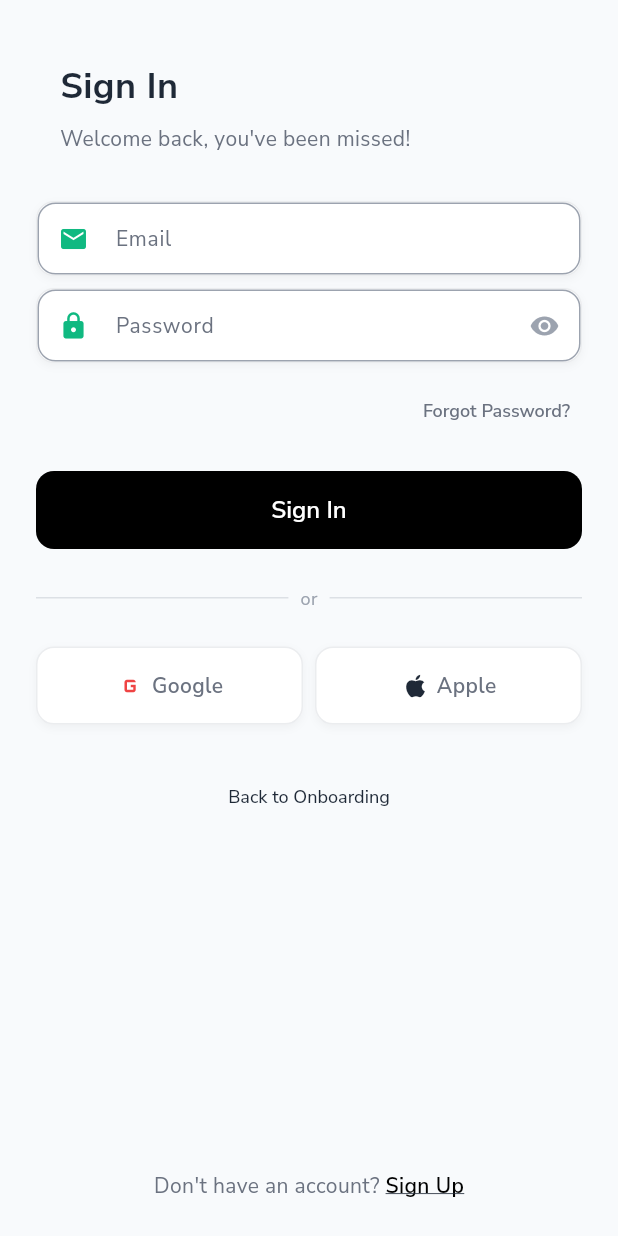
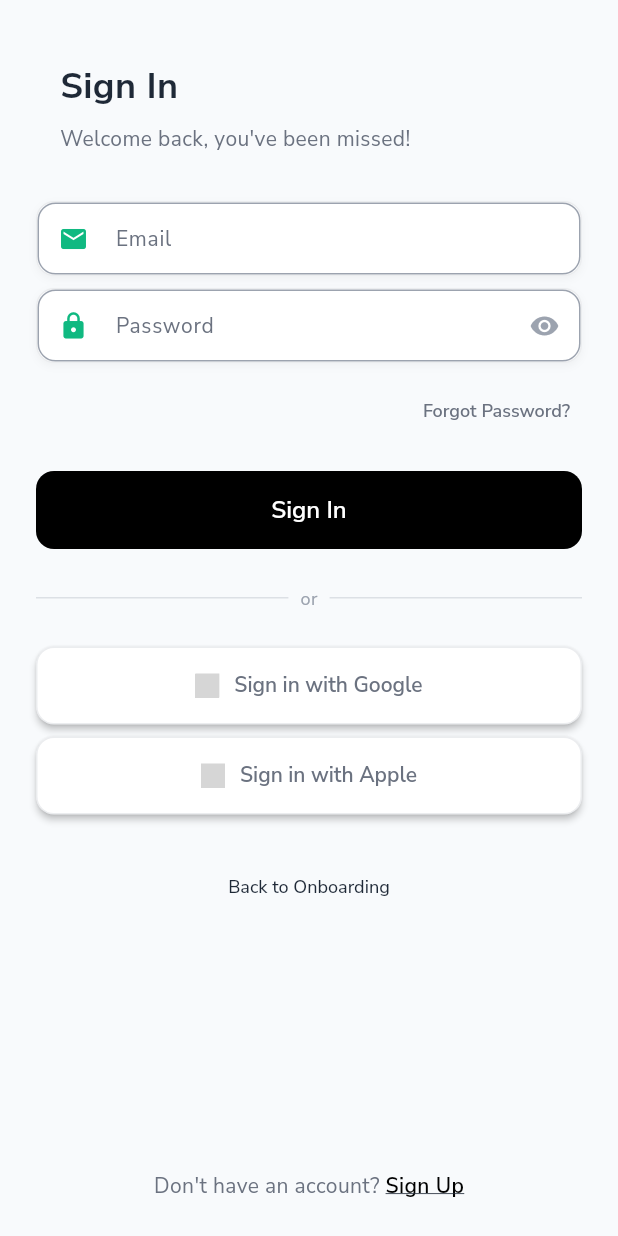
Before and after one commit to mahmoudal99/moctarnutrition, a Flutter app: the AuthScreen screen opened by its route, on a phone screen of 412 x 824 dp. Run offline on Flutter 3.47's test engine with Material 3 defaults, Android fonts, the phone set to English and light mode, and no system bars; our stand-ins replace auth_buttons, cached_network_image, cloud_firestore, confetti, firebase_auth, firebase_core and 17 more; missing offline and left inert: flutter_floating_bottom_bar, flutter_stripe, mobile_scanner, openfoodfacts; accounts and stored records are empty; project files that could hold a hidden picture were left out; grey boxes are pictures that could not be loaded.

Commit message:
Update auth buttons

```diff
--- a/lib/features/auth/presentation/screens/auth_screen.dart
+++ b/lib/features/auth/presentation/screens/auth_screen.dart
@@ -3,6 +3,7 @@ import 'package:flutter/material.dart';
 import 'package:go_router/go_router.dart';
 import 'package:provider/provider.dart';
 import 'package:logger/logger.dart';
+import 'package:auth_buttons/auth_buttons.dart';
 import '../../../../core/constants/app_constants.dart';
 import '../../../../shared/widgets/custom_button.dart';
 import '../../../../shared/providers/auth_provider.dart';
@@ -401,67 +402,48 @@ class _AuthScreenState extends State<AuthScreen> {
           ],
         ),
         const SizedBox(height: AppConstants.spacingL),
-        Row(
+        Column(
           children: [
-            Expanded(
-              child: _buildSocialButton(
-                'Google',
-                Icons.g_mobiledata,
-                AppConstants.errorColor,
-                () => _handleGoogleSignIn(),
+            GoogleAuthButton(
+              onPressed: _handleGoogleSignIn,
+              style: AuthButtonStyle(
+                width: double.infinity,
+                height: 52,
+                borderRadius: AppConstants.radiusM,
+                buttonType: AuthButtonType.secondary,
+                textStyle: AppTextStyles.bodySmall.copyWith(
+                  fontWeight: FontWeight.w600,
+                ),
+                buttonColor: AppConstants.surfaceColor,
+                borderColor: AppConstants.textTertiary.withOpacity(0.2),
+                borderWidth: 1.0,
+                iconSize: 20,
+                elevation: 2.0,
+                shadowColor: AppConstants.textTertiary.withOpacity(0.1),
               ),
             ),
-            const SizedBox(width: AppConstants.spacingS),
-            Expanded(
-              child: _buildSocialButton(
-                'Apple',
-                Icons.apple,
-                AppConstants.textPrimary,
-                () => _handleAppleSignIn(),
+            const SizedBox(height: AppConstants.spacingS),
+            AppleAuthButton(
+              onPressed: _handleAppleSignIn,
+              style: AuthButtonStyle(
+                width: double.infinity,
+                height: 52,
+                borderRadius: AppConstants.radiusM,
+                buttonType: AuthButtonType.secondary,
+                iconSize: 20,
+                textStyle: AppTextStyles.bodySmall.copyWith(
+                  fontWeight: FontWeight.w600,
+                ),
+                buttonColor: AppConstants.surfaceColor,
+                borderColor: AppConstants.textTertiary.withOpacity(0.2),
+                borderWidth: 1.0,
+                elevation: 2.0,
+                shadowColor: AppConstants.textTertiary.withOpacity(0.1),
               ),
             ),
           ],
         ),
       ],
-    );
-  }
-
-  Widget _buildSocialButton(
-    String text,
-    IconData icon,
-    Color color,
-    VoidCallback onPressed,
-  ) {
-    return Container(
-      height: 52,
-      decoration: BoxDecoration(
-        color: AppConstants.surfaceColor,
-        borderRadius: BorderRadius.circular(AppConstants.radiusM),
-        border: Border.all(
-          color: AppConstants.textTertiary.withOpacity(0.2),
-        ),
-        boxShadow: AppConstants.shadowS,
-      ),
-      child: Material(
-        color: Colors.transparent,
-        child: InkWell(
-          onTap: onPressed,
-          borderRadius: BorderRadius.circular(AppConstants.radiusM),
-          child: Row(
-            mainAxisAlignment: MainAxisAlignment.center,
-            children: [
-              Icon(icon, color: color, size: 20),
-              const SizedBox(width: AppConstants.spacingXS),
-              Text(
-                text,
-                style: AppTextStyles.bodySmall.copyWith(
-                  fontWeight: FontWeight.w600,
-                ),
-              ),
-            ],
-          ),
-        ),
-      ),
     );
   }
 
@@ -631,35 +613,6 @@ class _AuthScreenState extends State<AuthScreen> {
     }
   }
 
-  void _handleGuestAccess() async {
-    final authProvider = Provider.of<AuthProvider>(context, listen: false);
-    final success = await authProvider.signInAnonymously();
-
-    if (success && mounted) {
-      // Wait for user data to be loaded before navigating
-      if (authProvider.userModel != null) {
-        _logger.i('AuthScreen - User data loaded, navigating to main route');
-        context.go('/');
-      } else {
-        _logger.d('AuthScreen - Waiting for user data to load...');
-        // Wait a bit for the auth state listener to load the user data
-        await Future.delayed(const Duration(milliseconds: 500));
-        if (mounted && authProvider.userModel != null) {
-          _logger.i(
-              'AuthScreen - User data loaded after delay, navigating to main route');
-          context.go('/');
-        }
-      }
-    } else if (mounted && authProvider.error != null) {
-      ScaffoldMessenger.of(context).showSnackBar(
-        SnackBar(
-          content: Text(authProvider.error!),
-          backgroundColor: AppConstants.errorColor,
-        ),
-      );
-    }
-  }
-
   void _handleBackToOnboarding() async {
     _logger.i('Back to Onboarding button pressed');
     // Reset onboarding state to show get started screen
--- a/pubspec.yaml
+++ b/pubspec.yaml
@@ -114,6 +114,9 @@ dependencies:
   package_info_plus: ^8.3.0
   mobile_scanner: ^6.0.10
 
+  # Auth Buttons for social authentication
+  auth_buttons: ^3.0.3
+
 dev_dependencies:
   flutter_test:
     sdk: flutter
```
Also changed, not shown: pubspec.lock.
